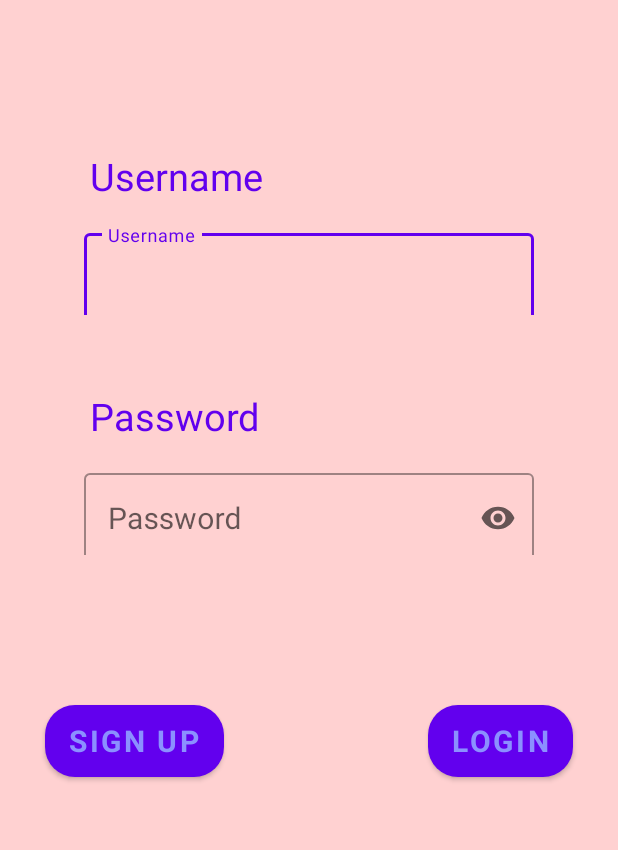
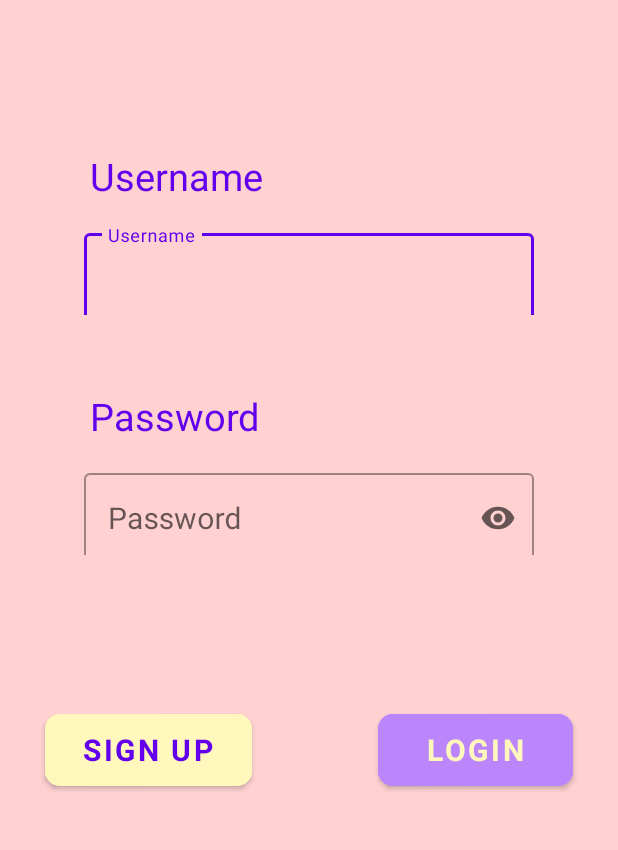
Before and after one commit to Christina-Ku-Pei-San/JomChat, an Android app: the LoginActivity screen opened directly, with no data from a screen before it, on a phone screen of 412 x 824 dp, the part 126-976 px from its top. Run offline under Robolectric (Android 15) with nearby library versions, the phone set to English and light mode, and no system bars; Roboto replaces fonts that are not available here.

Commit message:
login & sign up activity

```diff
--- a/app/src/main/res/layout/login.xml
+++ b/app/src/main/res/layout/login.xml
@@ -98,34 +98,36 @@
 
     <Button
         android:id="@+id/btn_login"
-        android:layout_width="wrap_content"
-        android:layout_height="wrap_content"
+        android:layout_width="130dp"
+        android:layout_height="60dp"
         android:layout_below="@id/password_login"
         android:layout_alignParentRight="true"
         android:layout_marginTop="100dp"
         android:layout_marginRight="30dp"
-        android:background="@drawable/button"
+        android:backgroundTint="@color/purple_200"
         android:fontFamily="@font/droid_sans_mono"
         android:text="Login"
-        android:textColor="#8B90FF"
+        android:textColor="@color/light_yellow"
         android:textSize="20sp"
-        android:textStyle="bold" />
+        android:textStyle="bold"
+        app:cornerRadius="10dp" />
 
     <Button
         android:id="@+id/btn_signup"
-        android:layout_width="wrap_content"
-        android:layout_height="wrap_content"
+        android:layout_width="138dp"
+        android:layout_height="60dp"
         android:layout_below="@id/password_login"
         android:layout_alignParentLeft="true"
+        android:layout_marginLeft="30dp"
         android:layout_marginTop="100dp"
-        android:layout_marginLeft="30dp"
-        android:background="@drawable/button"
+
         android:backgroundTint="@color/light_yellow"
         android:fontFamily="@font/droid_sans_mono"
         android:text="Sign Up"
-        android:textColor="#8B90FF"
+        android:textColor="@color/purple_500"
         android:textSize="20sp"
-        android:textStyle="bold" />
+        android:textStyle="bold"
+        app:cornerRadius="10dp" />
 
 
 </RelativeLayout>
```
Also changed, not shown: app/src/main/res/layout/sign_up_activity.xml (+5 -5 lines).
